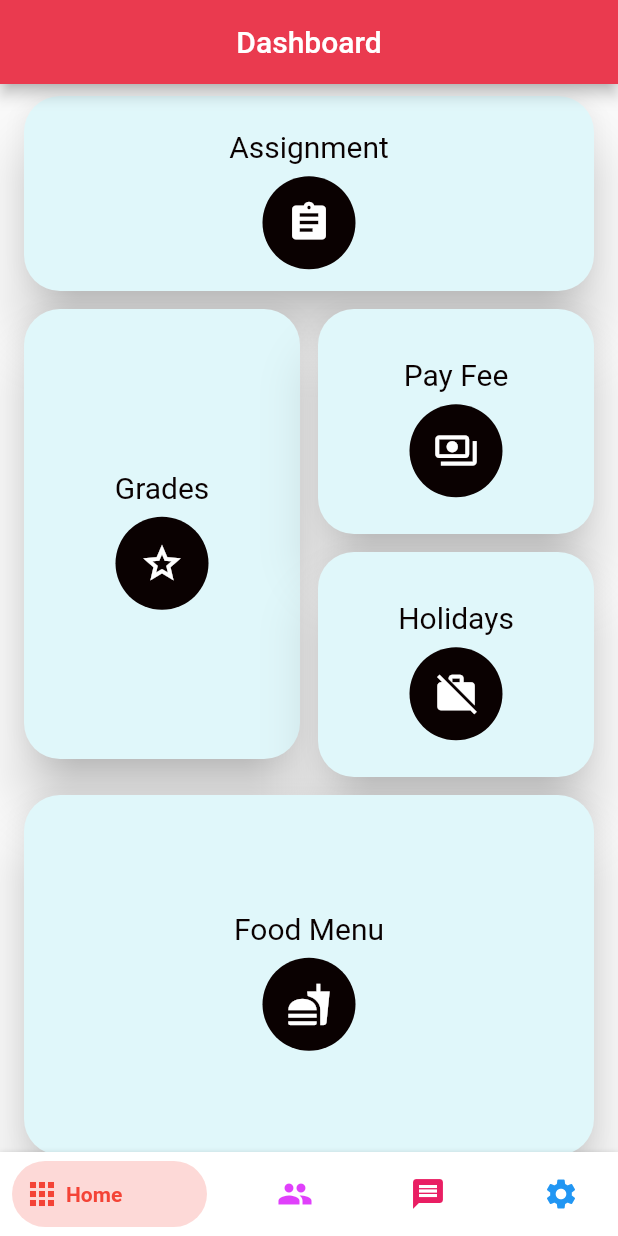
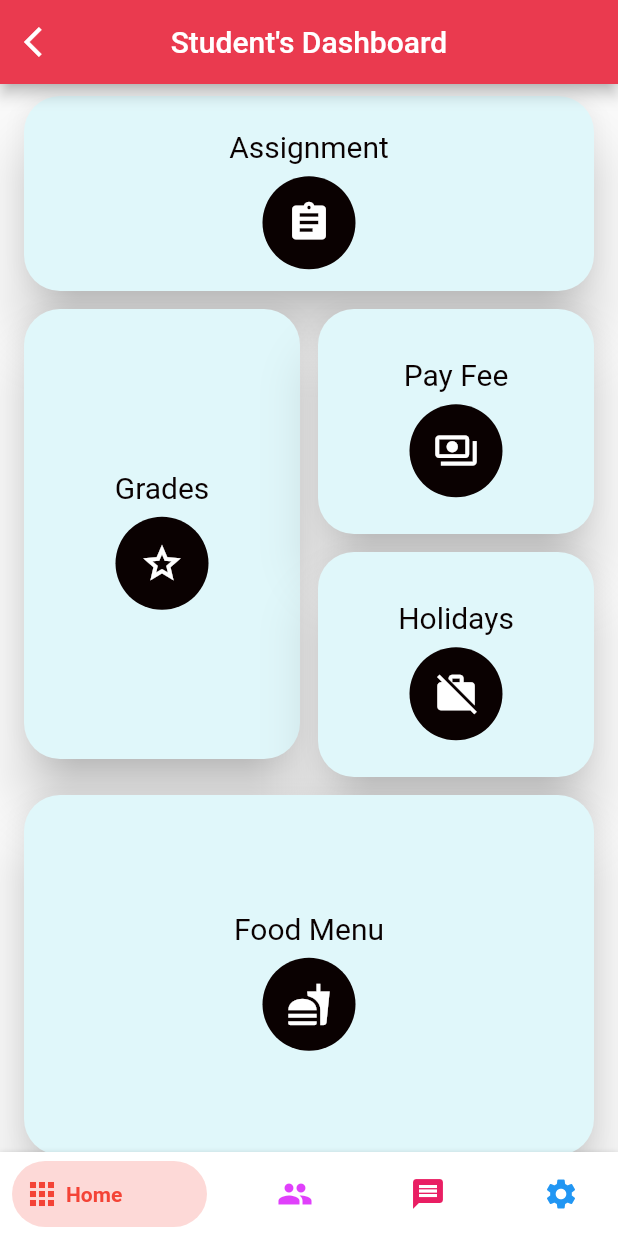
Before and after one commit to anurag-tekale/College-Management-App, a Flutter app: the Homescreen screen opened directly, on a phone screen of 412 x 824 dp. Run offline on Flutter 3.47's test engine with Material 2 defaults, Android fonts, the phone set to English and light mode, and no system bars; drawn by our look-alikes of bottom_navy_bar; our stand-ins replace flutter_icons; missing offline and left inert: keyboard_visibility.

```diff
--- a/lib/Pages/DashBoard/Students/Dashboard.dart
+++ b/lib/Pages/DashBoard/Students/Dashboard.dart
@@ -3,6 +3,7 @@
 import 'package:flutter/material.dart';
 import 'package:flutter_staggered_grid_view/flutter_staggered_grid_view.dart';
 import 'package:bottom_navy_bar/bottom_navy_bar.dart';
+import 'package:myapp/Pages/Assignments/mainfile.dart';
 
 //import 'package:flutter_palette/flutter_palette.dart';
 class Homescreen extends StatefulWidget {
@@ -80,8 +81,9 @@ class _HomescreenState extends State<Homescreen> {
   Widget build(BuildContext context) {
     return Scaffold(
       appBar: AppBar(
+        leading: Icon(Icons.arrow_back_ios),
         backgroundColor: Color(0XffEA3A4F),
-        title: Text('Dashboard'),
+        title: Text("Student's Dashboard"),
         centerTitle: true,
       ),
       body: SizedBox.expand(
@@ -97,7 +99,20 @@ class _HomescreenState extends State<Homescreen> {
               mainAxisSpacing: 12,
               padding: EdgeInsets.symmetric(horizontal: 16, vertical: 8),
               children: <Widget>[
-                MyItems(Icons.assignment, 'Assignment', 0xff0A0101),
+                GestureDetector(
+                  onTap: () {
+                    Navigator.of(context).push(
+                      MaterialPageRoute(
+                        builder: (BuildContext context) => AssignmentsPage(),
+                      ),
+                    );
+                  },
+                  child: MyItems(
+                    Icons.assignment,
+                    'Assignment',
+                    0xff0A0101,
+                  ),
+                ),
                 MyItems(Icons.grade_outlined, 'Grades', 0xff0A0101),
                 MyItems(Icons.payments_outlined, 'Pay Fee', 0xff0A0101),
                 MyItems(Icons.work_off, 'Holidays', 0xff0A0101),
--- a/lib/Widgets/Header.dart
+++ b/lib/Widgets/Header.dart
@@ -12,7 +12,9 @@ class Header extends StatelessWidget {
         children: <Widget>[
           IconButton(
             icon: Icon(Icons.arrow_back_ios),
-            onPressed: () {},
+            onPressed: () {
+              Navigator.of(context).pop();
+            },
           ),
           Text(
             "Assignments",
--- a/lib/main.dart
+++ b/lib/main.dart
@@ -1,5 +1,5 @@
 import 'package:flutter/material.dart';
-import 'Pages/DashBoard/Students/Dashboard.dart';
+import 'Pages/Intro&Login/Intro&loginpage.dart';
 
 void main() {
   runApp(MyApp());
@@ -11,7 +11,7 @@ class MyApp extends StatelessWidget {
     return MaterialApp(
       debugShowCheckedModeBanner: false,
       title: 'Mahindra University',
-      home: Homescreen(),
+      home: LoginPage(),
     );
   }
 }
```
Also changed, not shown: lib/Pages/Intro&Login/Intro&loginpage.dart (+23 -4 lines).
